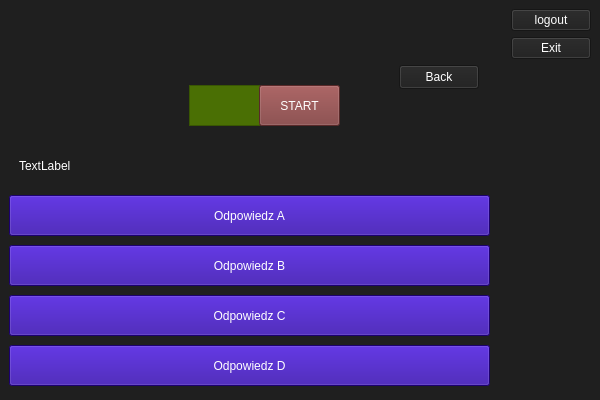
First picture: the form in mainwindow.ui, repository KrzSzklarczyk/C-qtGameProject, before the edit.
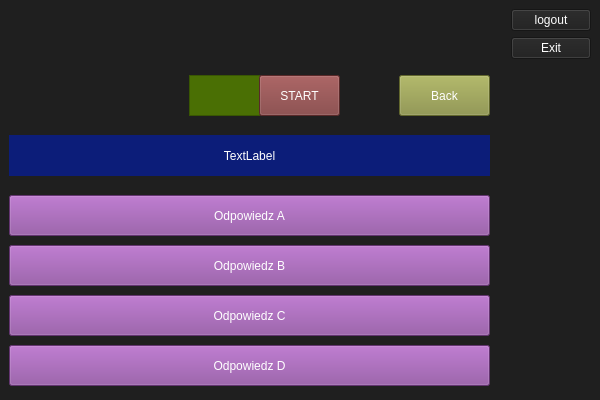
Second picture: the form after the edit. The open tabs and pages were chosen to show the change.

```diff
--- a/mainwindow.ui
+++ b/mainwindow.ui
@@ -232,14 +232,15 @@
         <property name="geometry">
          <rect>
           <x>390</x>
-          <y>0</y>
-          <width>80</width>
-          <height>24</height>
+          <y>10</y>
+          <width>91</width>
+          <height>41</height>
          </rect>
         </property>
         <property name="styleSheet">
          <string notr="true">font: 11pt &quot;Segoe UI&quot;;
-color: rgb(255, 255, 255)</string>
+color: rgb(255, 255, 255);
+background-color: rgb(137, 144, 63)</string>
         </property>
         <property name="text">
          <string>Back</string>
@@ -248,19 +249,28 @@
        <widget class="QLabel" name="label_Millionaire_Pytanie">
         <property name="geometry">
          <rect>
-          <x>10</x>
-          <y>80</y>
-          <width>461</width>
+          <x>0</x>
+          <y>70</y>
+          <width>481</width>
           <height>41</height>
          </rect>
         </property>
+        <property name="layoutDirection">
+         <enum>Qt::LeftToRight</enum>
+        </property>
         <property name="styleSheet">
          <string notr="true">font: 11pt &quot;Segoe UI&quot;;
-color: rgb(255, 255, 255)</string>
+font: 700 9pt &quot;Segoe UI&quot;;
+color: rgb(255, 255, 255);
+background-color: rgb(12, 29, 121);
+text-align: center;</string>
         </property>
         <property name="text">
          <string>TextLabel</string>
         </property>
+        <property name="alignment">
+         <set>Qt::AlignCenter</set>
+        </property>
        </widget>
        <widget class="QPushButton" name="pushButton_Millionaire_ODP_A">
         <property name="geometry">
@@ -272,9 +282,9 @@
          </rect>
         </property>
         <property name="styleSheet">
-         <string notr="true">font: 7pt &quot;Segoe UI&quot;;
+         <string notr="true">font: 10pt &quot;Segoe UI&quot;;
 color: rgb(255, 255, 255);
-background-color: rgb(39, 0, 156)</string>
+background-color: rgb(139, 73, 157)</string>
         </property>
         <property name="text">
          <string>Odpowiedz A</string>
@@ -290,9 +300,9 @@
          </rect>
         </property>
         <property name="styleSheet">
-         <string notr="true">font: 7pt &quot;Segoe UI&quot;;
+         <string notr="true">font: 10pt &quot;Segoe UI&quot;;
 color: rgb(255, 255, 255);
-background-color: rgb(39, 0, 156)</string>
+background-color: rgb(139, 73, 157)</string>
         </property>
         <property name="text">
          <string>Odpowiedz B</string>
@@ -308,9 +318,9 @@
          </rect>
         </property>
         <property name="styleSheet">
-         <string notr="true">font: 7pt &quot;Segoe UI&quot;;
+         <string notr="true">font: 10pt &quot;Segoe UI&quot;;
 color: rgb(255, 255, 255);
-background-color: rgb(39, 0, 156)</string>
+background-color: rgb(139, 73, 157)</string>
         </property>
         <property name="text">
          <string>Odpowiedz C</string>
@@ -326,9 +336,9 @@
          </rect>
         </property>
         <property name="styleSheet">
-         <string notr="true">font: 7pt &quot;Segoe UI&quot;;
+         <string notr="true">font: 10pt &quot;Segoe UI&quot;;
 color: rgb(255, 255, 255);
-background-color: rgb(39, 0, 156)</string>
+background-color: rgb(139, 73, 157)</string>
         </property>
         <property name="text">
          <string>Odpowiedz D</string>
@@ -338,7 +348,7 @@
         <property name="geometry">
          <rect>
           <x>180</x>
-          <y>20</y>
+          <y>10</y>
           <width>71</width>
           <height>41</height>
          </rect>
@@ -353,7 +363,7 @@
         <property name="geometry">
          <rect>
           <x>250</x>
-          <y>20</y>
+          <y>10</y>
           <width>81</width>
           <height>41</height>
          </rect>
```
Left out of the diff: 111 changed lines with no effect on the pictures.
